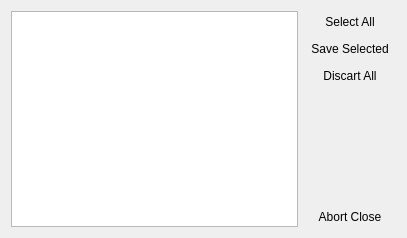
This is unsavedfilesdialog.ui in martinribelotta/embedded-ide as Qt 5 draws it before an edit. The edited form follows.
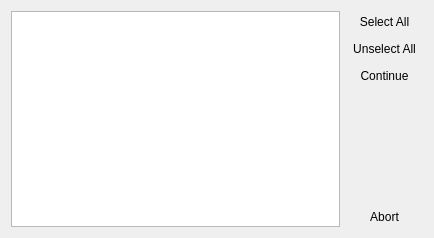
This is the edited form. Icons and pictures are not drawn.

What changed in the file:
```diff
--- a/unsavedfilesdialog.ui
+++ b/unsavedfilesdialog.ui
@@ -6,7 +6,7 @@
    <rect>
     <x>0</x>
     <y>0</y>
-    <width>407</width>
+    <width>434</width>
     <height>238</height>
    </rect>
   </property>
@@ -14,7 +14,36 @@
    <string>Dialog</string>
   </property>
   <layout class="QGridLayout" name="gridLayout">
-   <item row="0" column="0" rowspan="5">
+   <item row="2" column="1">
+    <widget class="QToolButton" name="buttonSaveSelected">
+     <property name="sizePolicy">
+      <sizepolicy hsizetype="Preferred" vsizetype="Fixed">
+       <horstretch>0</horstretch>
+       <verstretch>0</verstretch>
+      </sizepolicy>
+     </property>
+     <property name="text">
+      <string>Continue</string>
+     </property>
+     <property name="icon">
+      <iconset resource="resources/resources.qrc">
+       <normaloff>:/images/actions/document-save-all.svg</normaloff>:/images/actions/document-save-all.svg</iconset>
+     </property>
+     <property name="iconSize">
+      <size>
+       <width>32</width>
+       <height>32</height>
+      </size>
+     </property>
+     <property name="toolButtonStyle">
+      <enum>Qt::ToolButtonTextBesideIcon</enum>
+     </property>
+     <property name="autoRaise">
+      <bool>true</bool>
+     </property>
+    </widget>
+   </item>
+   <item row="0" column="0" rowspan="6">
     <widget class="QListView" name="listView">
      <property name="editTriggers">
       <set>QAbstractItemView::NoEditTriggers</set>
@@ -59,65 +88,7 @@
      </property>
     </widget>
    </item>
-   <item row="1" column="1">
-    <widget class="QToolButton" name="buttonSaveSelected">
-     <property name="sizePolicy">
-      <sizepolicy hsizetype="Preferred" vsizetype="Fixed">
-       <horstretch>0</horstretch>
-       <verstretch>0</verstretch>
-      </sizepolicy>
-     </property>
-     <property name="text">
-      <string>Save Selected</string>
-     </property>
-     <property name="icon">
-      <iconset resource="resources/resources.qrc">
-       <normaloff>:/images/actions/document-save-all.svg</normaloff>:/images/actions/document-save-all.svg</iconset>
-     </property>
-     <property name="iconSize">
-      <size>
-       <width>32</width>
-       <height>32</height>
-      </size>
-     </property>
-     <property name="toolButtonStyle">
-      <enum>Qt::ToolButtonTextBesideIcon</enum>
-     </property>
-     <property name="autoRaise">
-      <bool>true</bool>
-     </property>
-    </widget>
-   </item>
-   <item row="2" column="1">
-    <widget class="QToolButton" name="buttonDiscartAll">
-     <property name="sizePolicy">
-      <sizepolicy hsizetype="Preferred" vsizetype="Fixed">
-       <horstretch>0</horstretch>
-       <verstretch>0</verstretch>
-      </sizepolicy>
-     </property>
-     <property name="text">
-      <string>Discart All</string>
-     </property>
-     <property name="icon">
-      <iconset resource="resources/resources.qrc">
-       <normaloff>:/images/actions/edit-delete.svg</normaloff>:/images/actions/edit-delete.svg</iconset>
-     </property>
-     <property name="iconSize">
-      <size>
-       <width>32</width>
-       <height>32</height>
-      </size>
-     </property>
-     <property name="toolButtonStyle">
-      <enum>Qt::ToolButtonTextBesideIcon</enum>
-     </property>
-     <property name="autoRaise">
-      <bool>true</bool>
-     </property>
-    </widget>
-   </item>
-   <item row="3" column="1">
+   <item row="4" column="1">
     <spacer name="verticalSpacer">
      <property name="orientation">
       <enum>Qt::Vertical</enum>
@@ -130,7 +101,7 @@
      </property>
     </spacer>
    </item>
-   <item row="4" column="1">
+   <item row="5" column="1">
     <widget class="QToolButton" name="buttonAbort">
      <property name="sizePolicy">
       <sizepolicy hsizetype="Preferred" vsizetype="Fixed">
@@ -139,7 +110,7 @@
       </sizepolicy>
      </property>
      <property name="text">
-      <string>Abort Close</string>
+      <string>Abort</string>
      </property>
      <property name="icon">
       <iconset resource="resources/resources.qrc">
@@ -159,6 +130,35 @@
      </property>
     </widget>
    </item>
+   <item row="1" column="1">
+    <widget class="QToolButton" name="buttonUnselectAll">
+     <property name="sizePolicy">
+      <sizepolicy hsizetype="Preferred" vsizetype="Fixed">
+       <horstretch>0</horstretch>
+       <verstretch>0</verstretch>
+      </sizepolicy>
+     </property>
+     <property name="text">
+      <string>Unselect All</string>
+     </property>
+     <property name="icon">
+      <iconset resource="resources/resources.qrc">
+       <normaloff>:/images/actions/list-remove.svg</normaloff>:/images/actions/list-remove.svg</iconset>
+     </property>
+     <property name="iconSize">
+      <size>
+       <width>32</width>
+       <height>32</height>
+      </size>
+     </property>
+     <property name="toolButtonStyle">
+      <enum>Qt::ToolButtonTextBesideIcon</enum>
+     </property>
+     <property name="autoRaise">
+      <bool>true</bool>
+     </property>
+    </widget>
+   </item>
   </layout>
  </widget>
  <resources>
```
Left out of the diff: 2 changed lines with no effect on the pictures.
